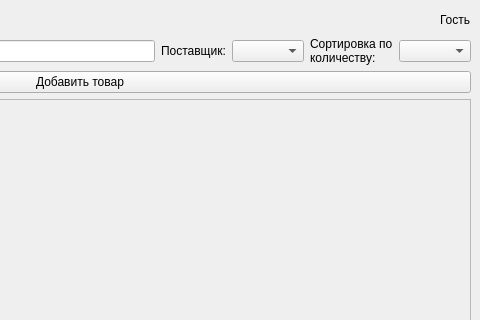
Oxxy63m/demka, file ui/main.ui: the form before one commit; both pictures show x 320 to 800 and y 0 to 320 of the 800 by 800 pixel window.
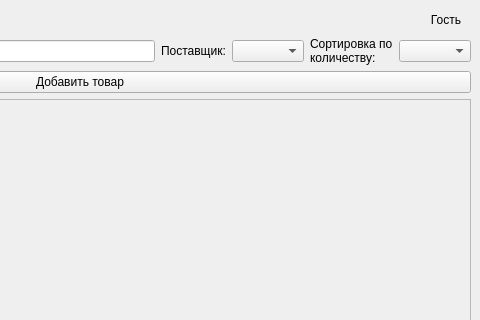
The form after the commit.

Diff of the .ui file:
```diff
--- a/ui/main.ui
+++ b/ui/main.ui
@@ -61,10 +61,26 @@
        </spacer>
       </item>
       <item>
-       <widget class="QLabel" name="lbl_user">
+       <widget class="QLabel" name="lbl_role">
         <property name="text">
          <string>Гость</string>
         </property>
+        <property name="alignment">
+         <set>Qt::AlignmentFlag::AlignRight|Qt::AlignmentFlag::AlignVCenter</set>
+        </property>
+        <property name="wordWrap">
+         <bool>true</bool>
+        </property>
+       </widget>
+      </item>
+      <item>
+       <widget class="QLabel" name="lbl_user">
+        <property name="text">
+         <string> </string>
+        </property>
+        <property name="alignment">
+         <set>Qt::AlignmentFlag::AlignRight|Qt::AlignmentFlag::AlignVCenter</set>
+        </property>
         <property name="wordWrap">
          <bool>true</bool>
         </property>
```
Left out of the diff: 3 changed lines with no effect on the pictures.
